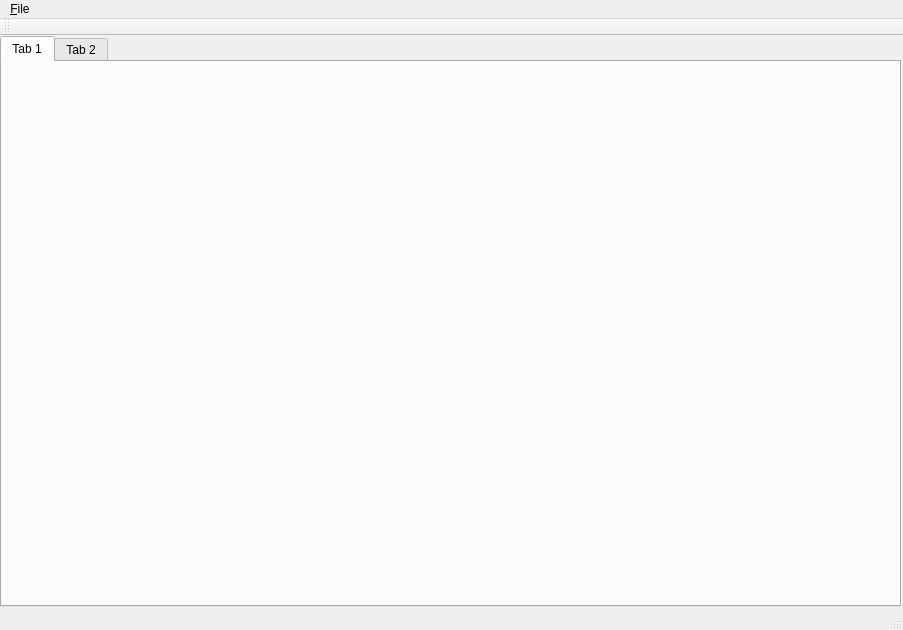
Above: InventoryManagement/homepage.ui from bkinney91/InventoryManagement before the change. Below: the same form after it.
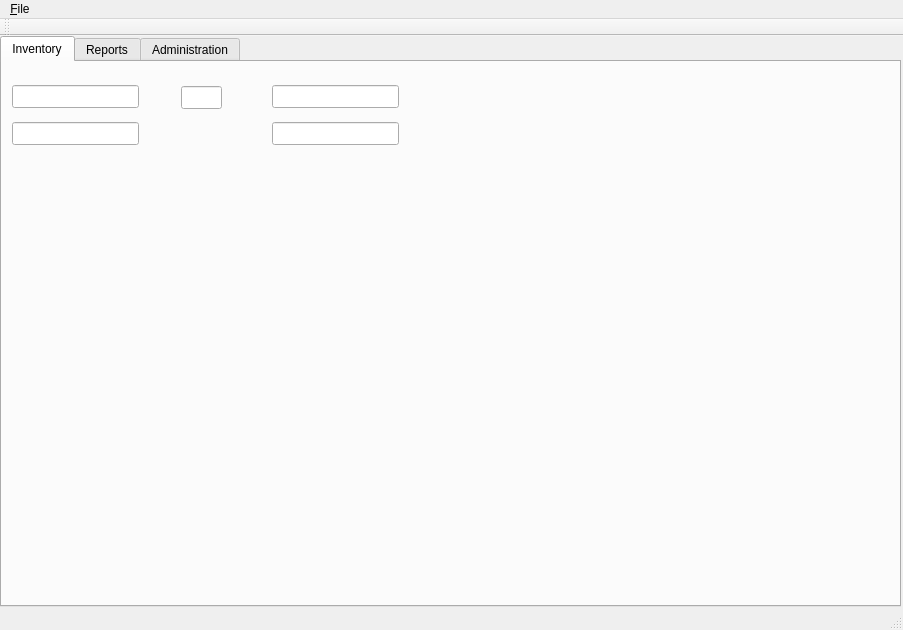
That is the form after the change. Icons and pictures are not drawn.

Commit message: implemented search completion

```diff
--- a/InventoryManagement/homepage.ui
+++ b/InventoryManagement/homepage.ui
@@ -26,14 +26,97 @@
     <property name="currentIndex">
      <number>0</number>
     </property>
-    <widget class="QWidget" name="tab">
+    <widget class="QWidget" name="tab_1">
      <attribute name="title">
-      <string>Tab 1</string>
+      <string>Inventory</string>
      </attribute>
+     <widget class="QLineEdit" name="parts">
+      <property name="geometry">
+       <rect>
+        <x>10</x>
+        <y>23</y>
+        <width>127</width>
+        <height>23</height>
+       </rect>
+      </property>
+      <property name="clearButtonEnabled">
+       <bool>false</bool>
+      </property>
+     </widget>
+     <widget class="QLineEdit" name="lineEdit_2">
+      <property name="geometry">
+       <rect>
+        <x>10</x>
+        <y>60</y>
+        <width>127</width>
+        <height>23</height>
+       </rect>
+      </property>
+     </widget>
+     <widget class="QLabel" name="label">
+      <property name="geometry">
+       <rect>
+        <x>120</x>
+        <y>20</y>
+        <width>31</width>
+        <height>31</height>
+       </rect>
+      </property>
+      <property name="text">
+       <string/>
+      </property>
+      <property name="pixmap">
+       <pixmap>icons/search.png</pixmap>
+      </property>
+      <property name="scaledContents">
+       <bool>false</bool>
+      </property>
+     </widget>
+     <widget class="QLineEdit" name="lineEdit_3">
+      <property name="geometry">
+       <rect>
+        <x>270</x>
+        <y>23</y>
+        <width>127</width>
+        <height>23</height>
+       </rect>
+      </property>
+     </widget>
+     <widget class="QLineEdit" name="lineEdit_4">
+      <property name="geometry">
+       <rect>
+        <x>270</x>
+        <y>60</y>
+        <width>127</width>
+        <height>23</height>
+       </rect>
+      </property>
+     </widget>
+     <widget class="QLineEdit" name="lineEdit_5">
+      <property name="geometry">
+       <rect>
+        <x>179</x>
+        <y>24</y>
+        <width>41</width>
+        <height>23</height>
+       </rect>
+      </property>
+     </widget>
+     <zorder>parts</zorder>
+     <zorder>lineEdit_2</zorder>
+     <zorder>lineEdit_3</zorder>
+     <zorder>lineEdit_4</zorder>
+     <zorder>lineEdit_5</zorder>
+     <zorder>label</zorder>
     </widget>
     <widget class="QWidget" name="tab_2">
      <attribute name="title">
-      <string>Tab 2</string>
+      <string>Reports</string>
+     </attribute>
+    </widget>
+    <widget class="QWidget" name="tab">
+     <attribute name="title">
+      <string>Administration</string>
      </attribute>
     </widget>
    </widget>
```
The commit also changes 2 other files.
